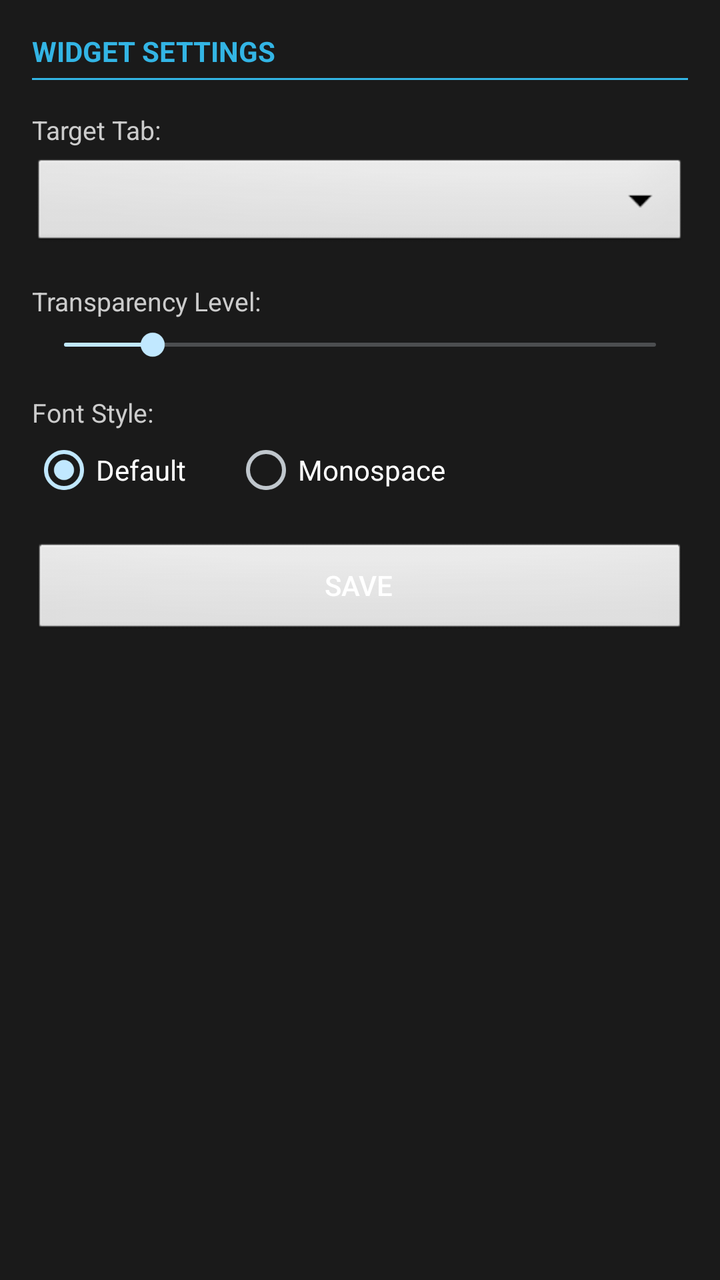
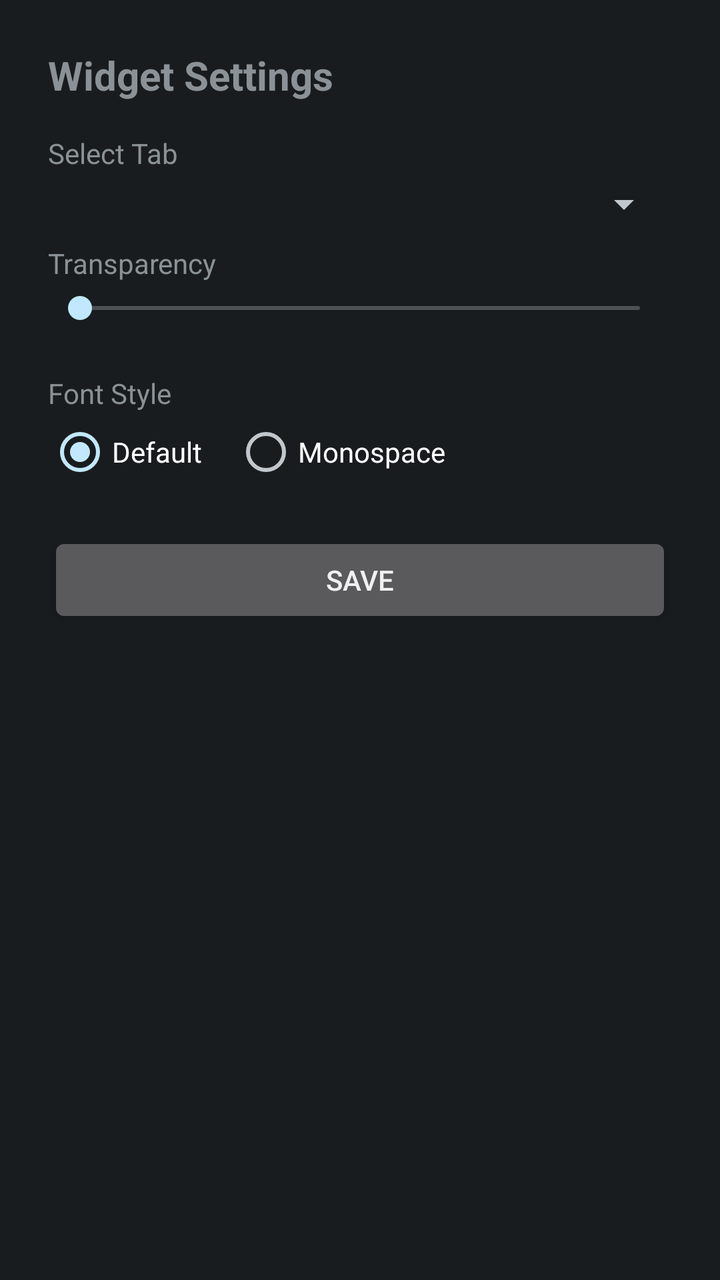

The first picture is an Android layout as it rendered before a commit; the second is the same layout after the commit. The layout source and the unified diff follow.
<!-- AndroidManifest.xml: activity theme android:Theme.DeviceDefault.NoActionBar -->
<!-- res/layout/activity_widget_config.xml -->
<?xml version="1.0" encoding="utf-8"?>
<ScrollView xmlns:android="http://schemas.android.com/apk/res/android"
  android:layout_width="match_parent"
  android:layout_height="wrap_content"
  android:background="#1A1A1A"
  android:padding="16dp">

  <LinearLayout
    android:layout_width="match_parent"
    android:layout_height="wrap_content"
    android:orientation="vertical">

    <TextView
      android:layout_width="match_parent"
      android:layout_height="wrap_content"
      android:text="WIDGET SETTINGS"
      android:textColor="#33B5E5"
      android:textSize="14sp"
      android:textStyle="bold"
      android:paddingBottom="4dp" />

    <View
      android:layout_width="match_parent"
      android:layout_height="1dp"
      android:background="#33B5E5"
      android:layout_marginBottom="16dp" />

    <TextView
      android:layout_width="match_parent"
      android:layout_height="wrap_content"
      android:text="Target Tab:"
      android:textColor="#CCCCCC"
      android:textSize="13sp"
      android:paddingBottom="4dp" />

    <Spinner
      android:id="@+id/spinner_tabs"
      android:layout_width="match_parent"
      android:layout_height="48dp"
      android:background="@android:drawable/btn_dropdown" />

    <TextView
      android:layout_width="match_parent"
      android:layout_height="wrap_content"
      android:text="Transparency Level:"
      android:textColor="#CCCCCC"
      android:textSize="13sp"
      android:paddingTop="16dp"
      android:paddingBottom="4dp" />

    <SeekBar
      android:id="@+id/seekbar_transparency"
      android:layout_width="match_parent"
      android:layout_height="wrap_content"
      android:max="100"
      android:progress="15" />

    <TextView
      android:layout_width="match_parent"
      android:layout_height="wrap_content"
      android:text="Font Style:"
      android:textColor="#CCCCCC"
      android:textSize="13sp"
      android:paddingTop="16dp"
      android:paddingBottom="4dp" />

    <RadioGroup
      android:id="@+id/radiogroup_font"
      android:layout_width="match_parent"
      android:layout_height="wrap_content"
      android:orientation="horizontal"
      android:paddingBottom="20dp">

      <RadioButton
        android:id="@+id/radio_font_default"
        android:layout_width="wrap_content"
        android:layout_height="wrap_content"
        android:text="Default"
        android:textColor="#FFFFFF"
        android:checked="true" />

      <RadioButton
        android:id="@+id/radio_font_mono"
        android:layout_width="wrap_content"
        android:layout_height="wrap_content"
        android:text="Monospace"
        android:textColor="#FFFFFF"
        android:layout_marginStart="24dp" />
    </RadioGroup>

    <Button
      android:id="@+id/btn_save_widget_config"
      android:layout_width="match_parent"
      android:layout_height="wrap_content"
      android:text="Save"
      android:textColor="#FFFFFF"
      android:background="@android:drawable/btn_default" />

  </LinearLayout>
</ScrollView>
<!-- resources referenced by this layout -->
<resources>

</resources>

<!-- the commit's change to res/layout/activity_widget_config.xml (unified diff, before → after) -->
@@ -1,100 +1,82 @@
 <?xml version="1.0" encoding="utf-8"?>
-<ScrollView xmlns:android="http://schemas.android.com/apk/res/android"
+<LinearLayout xmlns:android="http://schemas.android.com/apk/res/android"
   android:layout_width="match_parent"
-  android:layout_height="wrap_content"
-  android:background="#1A1A1A"
-  android:padding="16dp">
+  android:layout_height="match_parent"
+  android:orientation="vertical"
+  android:fitsSystemWindows="true"
+  android:padding="24dp">
 
-  <LinearLayout
+  <TextView
+    android:layout_width="wrap_content"
+    android:layout_height="wrap_content"
+    android:text="Widget Settings"
+    android:textSize="20sp"
+    android:textStyle="bold"
+    android:paddingBottom="16dp" />
+
+  <TextView
+    android:layout_width="wrap_content"
+    android:layout_height="wrap_content"
+    android:text="Select Tab"
+    android:textSize="14sp"
+    android:paddingBottom="4dp" />
+
+  <Spinner
+    android:id="@+id/spinner_tabs"
     android:layout_width="match_parent"
     android:layout_height="wrap_content"
-    android:orientation="vertical">
+    android:paddingBottom="16dp" />
 
-    <TextView
-      android:layout_width="match_parent"
+  <TextView
+    android:layout_width="wrap_content"
+    android:layout_height="wrap_content"
+    android:text="Transparency"
+    android:textSize="14sp"
+    android:paddingTop="8dp"
+    android:paddingBottom="4dp" />
+
+  <SeekBar
+    android:id="@+id/seekbar_transparency"
+    android:layout_width="match_parent"
+    android:layout_height="wrap_content"
+    android:max="100"
+    android:paddingBottom="16dp" />
+
+  <TextView
+    android:layout_width="wrap_content"
+    android:layout_height="wrap_content"
+    android:text="Font Style"
+    android:textSize="14sp"
+    android:paddingTop="8dp"
+    android:paddingBottom="4dp" />
+
+  <RadioGroup
+    android:id="@+id/radiogroup_font"
+    android:layout_width="match_parent"
+    android:layout_height="wrap_content"
+    android:orientation="horizontal"
+    android:paddingBottom="24dp">
+
+    <RadioButton
+      android:id="@+id/radio_font_default"
+      android:layout_width="wrap_content"
       android:layout_height="wrap_content"
-      android:text="WIDGET SETTINGS"
-      android:textColor="#33B5E5"
-      android:textSize="14sp"
-      android:textStyle="bold"
-      android:paddingBottom="4dp" />
+      android:text="Default"
+      android:checked="true" />
 
-    <View
-      android:layout_width="match_parent"
-      android:layout_height="1dp"
-      android:background="#33B5E5"
-      android:layout_marginBottom="16dp" />
+    <RadioButton
+      android:id="@+id/radio_font_mono"
+      android:layout_width="wrap_content"
+      android:layout_height="wrap_content"
+      android:layout_marginStart="16dp"
+      android:text="Monospace" />
 
-    <TextView
-      android:layout_width="match_parent"
-      android:layout_height="wrap_content"
-      android:text="Target Tab:"
-      android:textColor="#CCCCCC"
-      android:textSize="13sp"
-      android:paddingBottom="4dp" />
+  </RadioGroup>
 
-    <Spinner
-      android:id="@+id/spinner_tabs"
-      android:layout_width="match_parent"
-      android:layout_height="48dp"
-      android:background="@android:drawable/btn_dropdown" />
+  <Button
+    android:id="@+id/btn_save_widget_config"
+    android:layout_width="match_parent"
+    android:layout_height="wrap_content"
+    android:text="Save" />
 
-    <TextView
-      android:layout_width="match_parent"
-      android:layout_height="wrap_content"
-      android:text="Transparency Level:"
-      android:textColor="#CCCCCC"
-      android:textSize="13sp"
-      android:paddingTop="16dp"
-      android:paddingBottom="4dp" />
-
-    <SeekBar
-      android:id="@+id/seekbar_transparency"
-      android:layout_width="match_parent"
-      android:layout_height="wrap_content"
-      android:max="100"
-      android:progress="15" />
-
-    <TextView
-      android:layout_width="match_parent"
-      android:layout_height="wrap_content"
-      android:text="Font Style:"
-      android:textColor="#CCCCCC"
-      android:textSize="13sp"
-      android:paddingTop="16dp"
-      android:paddingBottom="4dp" />
-
-    <RadioGroup
-      android:id="@+id/radiogroup_font"
-      android:layout_width="match_parent"
-      android:layout_height="wrap_content"
-      android:orientation="horizontal"
-      android:paddingBottom="20dp">
-
-      <RadioButton
-        android:id="@+id/radio_font_default"
-        android:layout_width="wrap_content"
-        android:layout_height="wrap_content"
-        android:text="Default"
-        android:textColor="#FFFFFF"
-        android:checked="true" />
-
-      <RadioButton
-        android:id="@+id/radio_font_mono"
-        android:layout_width="wrap_content"
-        android:layout_height="wrap_content"
-        android:text="Monospace"
-        android:textColor="#FFFFFF"
-        android:layout_marginStart="24dp" />
-    </RadioGroup>
-
-    <Button
-      android:id="@+id/btn_save_widget_config"
-      android:layout_width="match_parent"
-      android:layout_height="wrap_content"
-      android:text="Save"
-      android:textColor="#FFFFFF"
-      android:background="@android:drawable/btn_default" />
-
-  </LinearLayout>
-</ScrollView>
+</LinearLayout>
